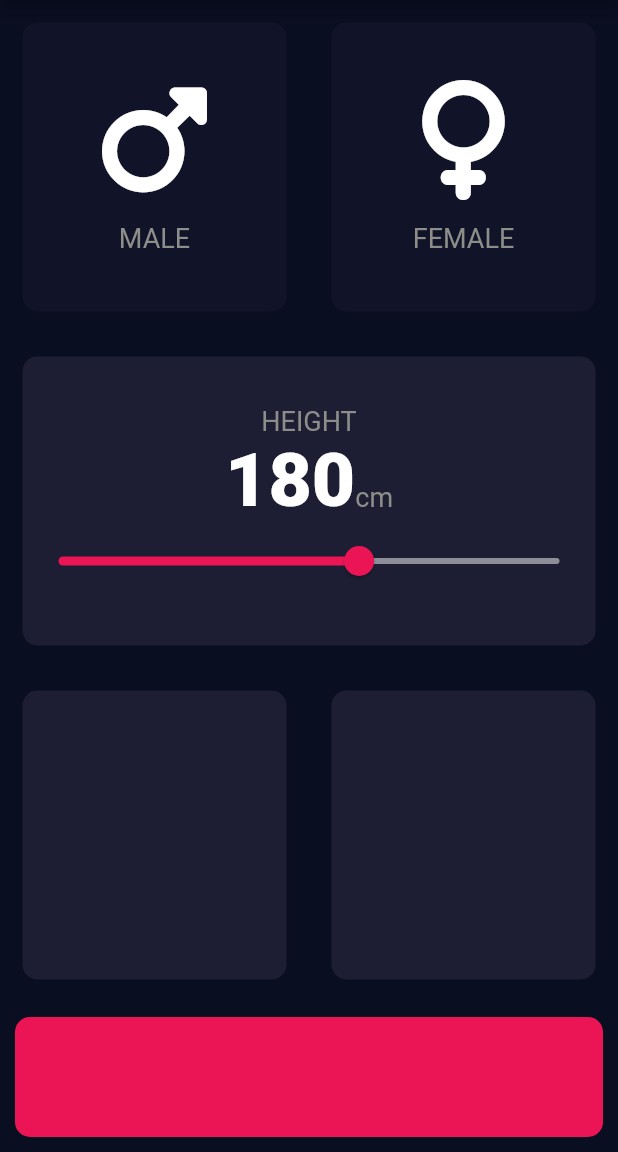
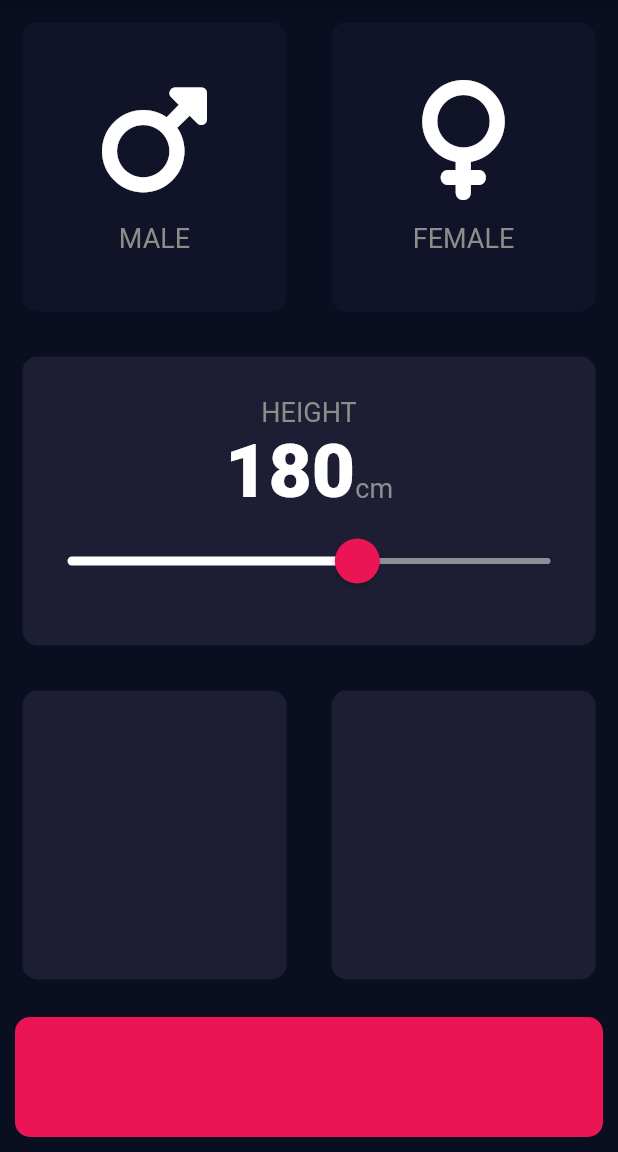
Before and after one commit to Hassanulhaq52/Bmi-Calculator-App, a Flutter app: the screen it shows after launch, on a phone screen of 412 x 824 dp, the part 84-1236 px from its top. Run offline on Flutter 3.47's test engine with Material 2 defaults, Android fonts, the phone set to English and light mode, and no system bars; our stand-ins replace font_awesome_flutter.

```diff
--- a/lib/input_page.dart
+++ b/lib/input_page.dart
@@ -85,25 +85,30 @@ class _InputPageState extends State<InputPage> {
                         'cm',
                         style: kLabelTextStyle,
                       ),
-
                     ],
                   ),
-                  Slider(
+                  SliderTheme(
+                    data: SliderTheme.of(context).copyWith(
+                      inactiveTrackColor: Color(0xFF8D8E98),
+                      activeTrackColor: Colors.white,
+                      thumbColor: Color(0xFFEB1555),
+                      overlayColor: Color(0x29EB1555),
+                      thumbShape:
+                      RoundSliderThumbShape(enabledThumbRadius: 15.0),
+                      overlayShape:
+                      RoundSliderOverlayShape(overlayRadius: 30.0),
+                    ),
+                    child: Slider(
                       value: height.toDouble(),
                       min: 120.0,
                       max: 220.0,
-                    activeColor: Color(0xFFEB1555),
-                    inactiveColor: Color(0xFF8D8E98),
-                    onChanged: (double newValue){
-
+                      onChanged: (double newValue) {
                         setState(() {
                           height = newValue.round();
                         });
-
                       },
-
-
-                  )
+                    ),
+                  ),
                 ],
               ),
             ),
```
Lines whose indentation alone changed are shown as unchanged.
